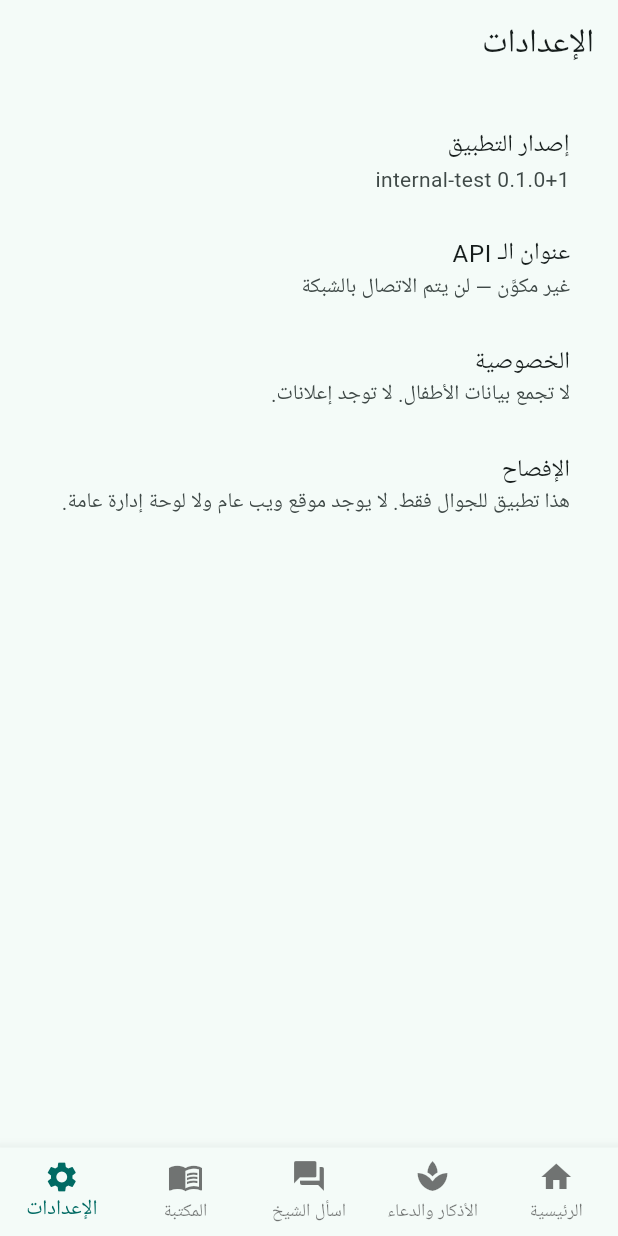
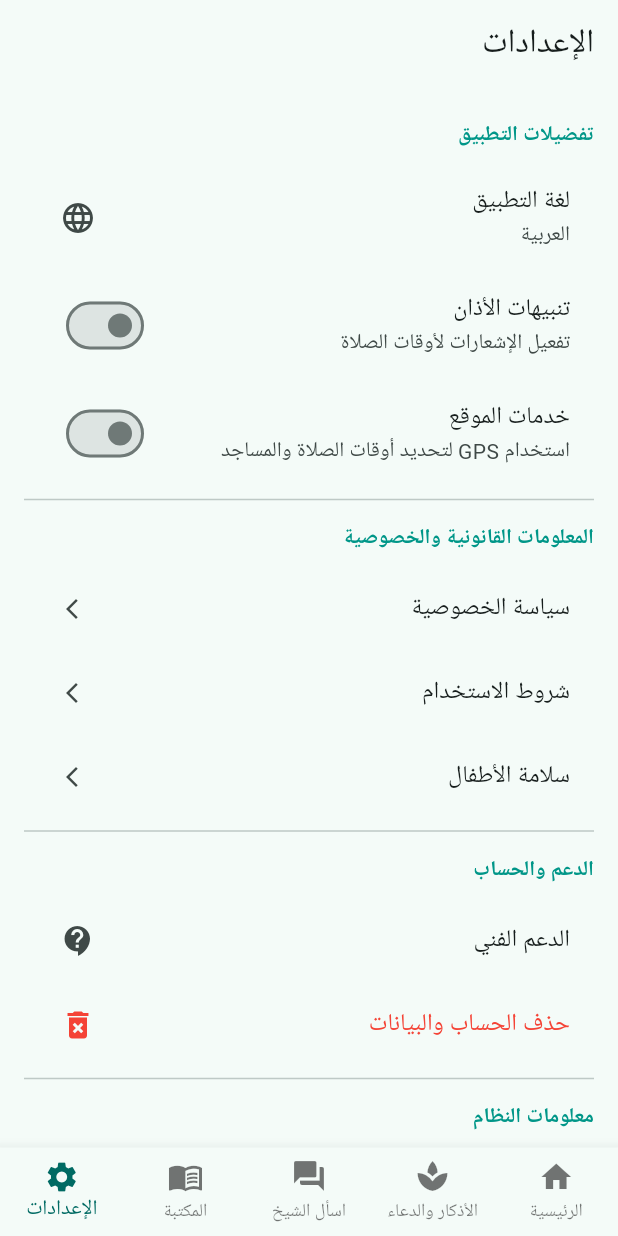
Before and after one commit to serverax/rahmah, a Flutter app: the screen it shows after launch, item 5 of the bottom bar chosen, on a phone screen of 412 x 824 dp. Run offline on Flutter 3.47's test engine with Material 3 defaults, Android fonts, the phone set to English and light mode, and no system bars; our stand-ins replace device_info_plus, flutter_secure_storage, local_auth, sqflite; accounts and stored records are empty.

Commit message:
rahma: complete final mobile release readiness repairs

```diff
--- a/apps/mobile/lib/screens/settings_screen.dart
+++ b/apps/mobile/lib/screens/settings_screen.dart
@@ -1,15 +1,86 @@
 import 'package:flutter/material.dart';
-
 import '../config.dart';
 
-class SettingsScreen extends StatelessWidget {
+class SettingsScreen extends StatefulWidget {
   const SettingsScreen({super.key});
+
+  @override
+  State<SettingsScreen> createState() => _SettingsScreenState();
+}
+
+class _SettingsScreenState extends State<SettingsScreen> {
+  bool _azanEnabled = false;
+  bool _locationEnabled = false;
+  String _selectedLanguage = 'العربية';
+
   @override
   Widget build(BuildContext context) => Scaffold(
         appBar: AppBar(title: const Text('الإعدادات')),
         body: ListView(
           padding: const EdgeInsets.all(16),
           children: [
+            _buildSectionHeader('تفضيلات التطبيق'),
+            ListTile(
+              title: const Text('لغة التطبيق'),
+              subtitle: Text(_selectedLanguage),
+              trailing: const Icon(Icons.language),
+              onTap: () {
+                // TODO: Implement language selector
+              },
+            ),
+            SwitchListTile(
+              title: const Text('تنبيهات الأذان'),
+              subtitle: const Text('تفعيل الإشعارات لأوقات الصلاة'),
+              value: _azanEnabled,
+              onChanged: (val) => setState(() => _azanEnabled = val),
+            ),
+            SwitchListTile(
+              title: const Text('خدمات الموقع'),
+              subtitle: const Text('استخدام GPS لتحديد أوقات الصلاة والمساجد'),
+              value: _locationEnabled,
+              onChanged: (val) => setState(() => _locationEnabled = val),
+            ),
+            const Divider(),
+            _buildSectionHeader('المعلومات القانونية والخصوصية'),
+            ListTile(
+              title: const Text('سياسة الخصوصية'),
+              trailing: const Icon(Icons.arrow_forward_ios, size: 16),
+              onTap: () {
+                Navigator.push(context, MaterialPageRoute(builder: (c) => const _SimpleDocScreen(title: 'سياسة الخصوصية')));
+              },
+            ),
+            ListTile(
+              title: const Text('شروط الاستخدام'),
+              trailing: const Icon(Icons.arrow_forward_ios, size: 16),
+              onTap: () {
+                Navigator.push(context, MaterialPageRoute(builder: (c) => const _SimpleDocScreen(title: 'شروط الاستخدام')));
+              },
+            ),
+            ListTile(
+              title: const Text('سلامة الأطفال'),
+              trailing: const Icon(Icons.arrow_forward_ios, size: 16),
+              onTap: () {
+                Navigator.push(context, MaterialPageRoute(builder: (c) => const _SimpleDocScreen(title: 'سلامة الأطفال')));
+              },
+            ),
+            const Divider(),
+            _buildSectionHeader('الدعم والحساب'),
+            ListTile(
+              title: const Text('الدعم الفني'),
+              trailing: const Icon(Icons.contact_support),
+              onTap: () {
+                // TODO: Implement support contact
+              },
+            ),
+            ListTile(
+              title: const Text('حذف الحساب والبيانات', style: TextStyle(color: Colors.red)),
+              trailing: const Icon(Icons.delete_forever, color: Colors.red),
+              onTap: () {
+                _showDeleteAccountDialog(context);
+              },
+            ),
+            const Divider(),
+            _buildSectionHeader('معلومات النظام'),
             ListTile(
               title: const Text('إصدار التطبيق'),
               subtitle: Text('${RahmaConfig.buildFlavor} 0.1.0+1'),
@@ -20,16 +91,57 @@ class SettingsScreen extends StatelessWidget {
                 RahmaConfig.isApiConfigured ? 'مُكوَّن' : 'غير مكوَّن — لن يتم الاتصال بالشبكة',
               ),
             ),
-            const ListTile(
-              title: Text('الخصوصية'),
-              subtitle: Text('لا تجمع بيانات الأطفال. لا توجد إعلانات.'),
-            ),
-            const ListTile(
-              title: Text('الإفصاح'),
-              subtitle: Text(
-                  'هذا تطبيق للجوال فقط. لا يوجد موقع ويب عام ولا لوحة إدارة عامة.'),
-            ),
           ],
         ),
       );
+
+  Widget _buildSectionHeader(String title) {
+    return Padding(
+      padding: const EdgeInsets.symmetric(vertical: 8),
+      child: Text(
+        title,
+        style: const TextStyle(fontWeight: FontWeight.bold, color: Colors.teal),
+      ),
+    );
+  }
+
+  void _showDeleteAccountDialog(BuildContext context) {
+    showDialog(
+      context: context,
+      builder: (c) => AlertDialog(
+        title: const Text('تأكيد حذف الحساب'),
+        content: const Text('هل أنت متأكد من رغبتك في حذف حسابك وجميع بياناتك نهائياً؟ لا يمكن التراجع عن هذا الإجراء.'),
+        actions: [
+          TextButton(onPressed: () => Navigator.pop(c), child: const Text('إلغاء')),
+          TextButton(
+            onPressed: () {
+              // TODO: Call deletion API
+              Navigator.pop(c);
+            },
+            child: const Text('حذف نهائي', style: TextStyle(color: Colors.red)),
+          ),
+        ],
+      ),
+    );
+  }
 }
+
+class _SimpleDocScreen extends StatelessWidget {
+  const _SimpleDocScreen({required this.title});
+  final String title;
+
+  @override
+  Widget build(BuildContext context) => Scaffold(
+    appBar: AppBar(title: Text(title)),
+    body: Center(
+      child: Padding(
+        padding: const EdgeInsets.all(24),
+        child: Text(
+          'سيتم عرض نص $title هنا بإذن الله. النسخة الكاملة متوفرة عبر موقعنا الرسمي.',
+          textAlign: TextAlign.center,
+          style: Theme.of(context).textTheme.bodyLarge,
+        ),
+      ),
+    ),
+  );
+}
```
Also changed, not shown: 80 other files.
